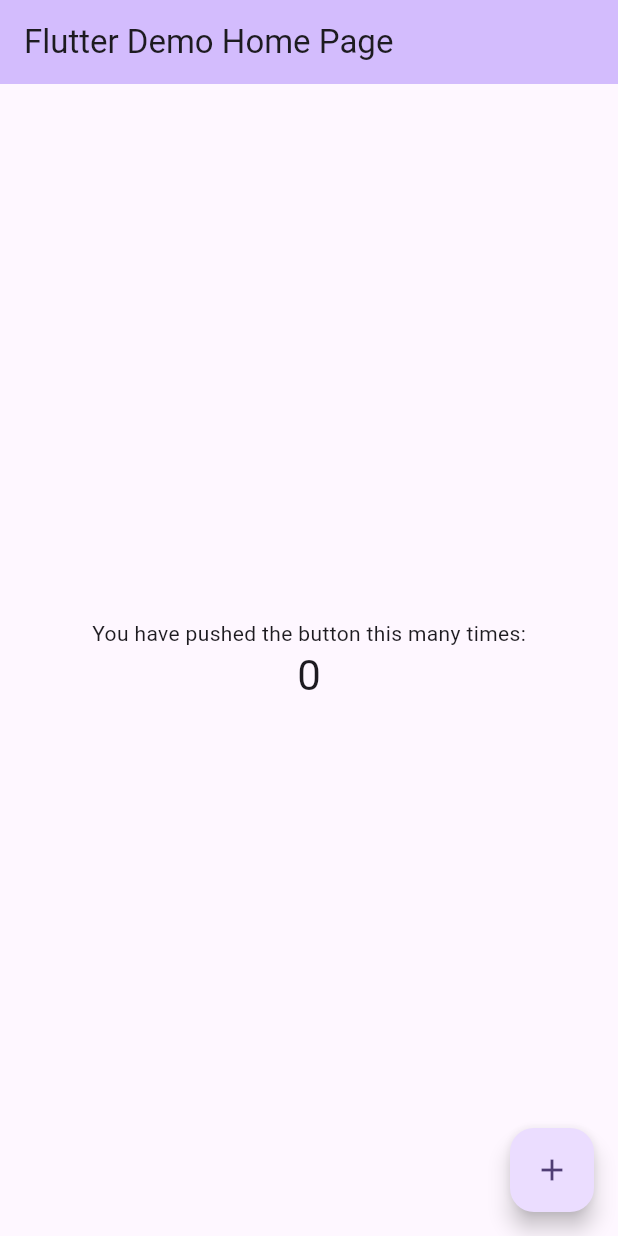
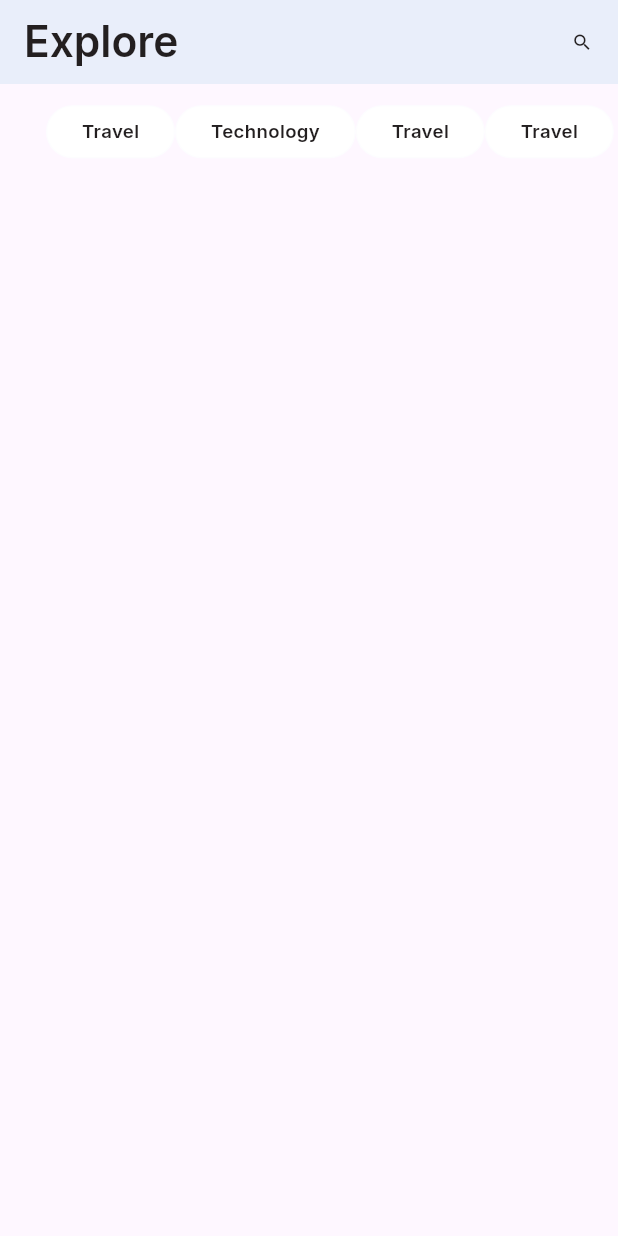
Before and after one commit to Elhaw2003/news-app-yassin, a Flutter app: the screen it shows after launch, on a phone screen of 412 x 824 dp. Run offline on Flutter 3.47's test engine with Material 3 defaults, Android fonts, the phone set to English and light mode, and no system bars; our stand-ins replace easy_localization, flutter_screenutil, go_router, google_fonts.

Commit message:
appbar and list horizontal view in home screen done

```diff
--- /dev/null
+++ b/lib/core/routing/app_routes.dart
@@ -0,0 +1,3 @@
+class AppRoutes{
+  static const String homeScreen = "/homeScreen";
+}
--- /dev/null
+++ b/lib/core/routing/router_generation_config.dart
@@ -0,0 +1,17 @@
+import 'package:go_router/go_router.dart';
+import 'package:news_app_yassin/core/routing/app_routes.dart';
+
+import '../../features/home/presentation/view/home_screen.dart';
+
+class RouterGenerationConfig{
+  static GoRouter routerGenerationConfig = GoRouter(
+    initialLocation: AppRoutes.homeScreen,
+      routes: [
+        GoRoute(
+            path: AppRoutes.homeScreen,
+            name: AppRoutes.homeScreen,
+            builder: (context, state) => const HomeScreen(),
+        ),
+      ]
+  );
+}
--- /dev/null
+++ b/lib/core/utilies/app_colors.dart
@@ -0,0 +1,11 @@
+import 'package:flutter/material.dart';
+
+class AppColors{
+  static const Color primaryColor = Color(0xff231F20);
+  static const Color lightBlueColor = Color(0xffE9EEFA);
+  static const Color white = Colors.white;
+  static const Color red = Colors.red;
+  static const Color grey = Color(0xff6D6265);
+  static const Color purple = Color(0xff0E0AB1);
+  static const Color borderTextFieldColor = Color(0xff577CD9);
+}
--- /dev/null
+++ b/lib/core/utilies/app_styles.dart
@@ -0,0 +1,33 @@
+import 'package:flutter/material.dart';
+import 'package:flutter_screenutil/flutter_screenutil.dart';
+import 'package:google_fonts/google_fonts.dart';
+
+import 'app_colors.dart';
+class AppTextStyles{
+  static  TextStyle categoryTextStyle = GoogleFonts.inter(
+     color: AppColors.primaryColor,
+    fontWeight: FontWeight.w600,
+    fontSize: 14.sp
+  );
+  static  TextStyle titleNewsTextStyle = GoogleFonts.inter(
+     color: AppColors.primaryColor,
+    fontWeight: FontWeight.w400,
+    fontSize: 18.sp
+  );
+  static  TextStyle primaryColorW600Size32 = GoogleFonts.inter(
+     color: AppColors.primaryColor,
+    fontWeight: FontWeight.w600,
+    fontSize: 32.sp
+  );
+  static  TextStyle cancelTextStyle = GoogleFonts.schibstedGrotesk
+  (
+     color: AppColors.purple,
+    fontWeight: FontWeight.w500,
+    fontSize: 14.sp
+  );
+  static  TextStyle primaryColorW600Size18 = GoogleFonts.inter(
+     color: AppColors.primaryColor,
+    fontWeight: FontWeight.w600,
+    fontSize: 18.sp
+  );
+}
--- /dev/null
+++ b/lib/features/home/data/models/category_model.dart
@@ -0,0 +1,4 @@
+class CategoryModel{
+  final String text;
+  CategoryModel({required this.text});
+}
--- /dev/null
+++ b/lib/features/home/presentation/view/home_screen.dart
@@ -0,0 +1,15 @@
+import 'package:flutter/material.dart';
+import 'package:news_app_yassin/features/home/presentation/view/widgets/home_app_bar.dart';
+import 'package:news_app_yassin/features/home/presentation/view/widgets/home_body.dart';
+class HomeScreen extends StatelessWidget {
+  const HomeScreen({super.key});
+  @override
+  Widget build(BuildContext context) {
+    return Scaffold(
+      appBar: AppBar(
+        flexibleSpace: const HomeAppBar(),
+      ),
+      body: const HomeBody(),
+    );
+  }
+}
--- /dev/null
+++ b/lib/features/home/presentation/view/widgets/category_view_widget.dart
@@ -0,0 +1,76 @@
+import 'package:easy_localization/easy_localization.dart';
+import 'package:flutter/material.dart';
+import 'package:flutter_screenutil/flutter_screenutil.dart';
+import 'package:news_app_yassin/core/utilies/app_colors.dart';
+import 'package:news_app_yassin/core/utilies/app_styles.dart';
+class CategoryViewWidget extends StatelessWidget {
+  const CategoryViewWidget({super.key});
+
+  @override
+  Widget build(BuildContext context) {
+    return SizedBox(
+      height: 40.h,
+      child: Padding(
+        padding: EdgeInsetsDirectional.only(start: 32.w),
+        child: ListView(
+          scrollDirection: Axis.horizontal,
+          physics: const BouncingScrollPhysics(),
+          children: [
+            Container(
+              padding: EdgeInsets.symmetric(horizontal: 24.w,vertical: 6.h),
+              alignment: Alignment.center,
+              decoration: BoxDecoration(
+                color: AppColors.white,
+                borderRadius: BorderRadius.circular(56.sp),
+                border: Border.all(color: AppColors.lightBlueColor.withOpacity(0.1),width: 1.sp),
+              ),
+              child: Text(
+                "travel".tr(),
+                style: AppTextStyles.categoryTextStyle,
+              ),
+            ),
+            Container(
+              padding: EdgeInsets.symmetric(horizontal: 24.w,vertical: 6.h),
+              alignment: Alignment.center,
+              decoration: BoxDecoration(
+                color: AppColors.white,
+                borderRadius: BorderRadius.circular(56.sp),
+                border: Border.all(color: AppColors.lightBlueColor.withOpacity(0.1),width: 1.sp),
+              ),
+              child: Text(
+                "technology".tr(),
+                style: AppTextStyles.categoryTextStyle,
+              ),
+            ),
+            Container(
+              padding: EdgeInsets.symmetric(horizontal: 24.w,vertical: 6.h),
+              alignment: Alignment.center,
+              decoration: BoxDecoration(
+                color: AppColors.white,
+                borderRadius: BorderRadius.circular(56.sp),
+                border: Border.all(color: AppColors.lightBlueColor.withOpacity(0.1),width: 1.sp),
+              ),
+              child: Text(
+                "travel".tr(),
+                style: AppTextStyles.categoryTextStyle,
+              ),
+            ),
+            Container(
+              padding: EdgeInsets.symmetric(horizontal: 24.w,vertical: 6.h),
+              alignment: Alignment.center,
+              decoration: BoxDecoration(
+                color: AppColors.white,
+                borderRadius: BorderRadius.circular(56.sp),
+                border: Border.all(color: AppColors.lightBlueColor.withOpacity(0.1),width: 1.sp),
+              ),
+              child: Text(
+                "travel".tr(),
+                style: AppTextStyles.categoryTextStyle,
+              ),
+            ),
+          ],
+        ),
+      ),
+    );
+  }
+}
--- /dev/null
+++ b/lib/features/home/presentation/view/widgets/home_app_bar.dart
@@ -0,0 +1,26 @@
+import 'package:easy_localization/easy_localization.dart';
+import 'package:flutter/material.dart';
+import 'package:flutter_screenutil/flutter_screenutil.dart';
+import 'package:news_app_yassin/core/utilies/app_colors.dart';
+import 'package:news_app_yassin/core/utilies/app_styles.dart';
+class HomeAppBar extends StatelessWidget {
+  const HomeAppBar({super.key});
+
+  @override
+  Widget build(BuildContext context) {
+    return AppBar(
+      backgroundColor: AppColors.lightBlueColor,
+      toolbarHeight: 120.h,
+      title: Text(
+        "explore".tr(),
+        style: AppTextStyles.primaryColorW600Size32,
+      ),
+      actions: [
+        IconButton(
+            onPressed: (){},
+            icon: Icon(Icons.search,size: 16.sp,color: AppColors.primaryColor,)
+        ),
+      ],
+    );
+  }
+}
--- /dev/null
+++ b/lib/features/home/presentation/view/widgets/home_body.dart
@@ -0,0 +1,17 @@
+import 'package:flutter/material.dart';
+import 'package:news_app_yassin/core/widgets/spacing_widget.dart';
+import 'package:news_app_yassin/features/home/presentation/view/widgets/category_view_widget.dart';
+
+class HomeBody extends StatelessWidget {
+  const HomeBody({super.key});
+
+  @override
+  Widget build(BuildContext context) {
+    return Column(
+      children: [
+       const HeightSpacing(height: 16),
+        CategoryViewWidget()
+      ],
+    );
+  }
+}
--- a/lib/main.dart
+++ b/lib/main.dart
@@ -1,127 +1,65 @@
+import 'package:easy_localization/easy_localization.dart';
 import 'package:flutter/material.dart';
+import 'package:flutter_screenutil/flutter_screenutil.dart';
+import 'package:news_app_yassin/core/routing/router_generation_config.dart';
+void main() async {
+  WidgetsFlutterBinding.ensureInitialized();
+  await EasyLocalization.ensureInitialized();
+  runApp(
+    EasyLocalization(
+        supportedLocales: const [Locale('en'), Locale('ar')],
+        path: 'assets/translations', // <-- change the path of the translation files
+        fallbackLocale: const Locale('en'),
+        startLocale: const Locale('en'),
+        child: const NewsAppYassin()
+    ),
+  );
+}
+class NewsAppYassin extends StatelessWidget {
+  const NewsAppYassin({super.key});
 
-void main() {
-  runApp(const MyApp());
-}
-
-class MyApp extends StatelessWidget {
-  const MyApp({super.key});
-
-  // This widget is the root of your application.
   @override
   Widget build(BuildContext context) {
-    return MaterialApp(
-      title: 'Flutter Demo',
-      theme: ThemeData(
-
-
-        // This is the theme of your application.
-        //
-        // TRY THIS: Try running your application with "flutter run". You'll see
-        // the application has a purple toolbar. Then, without quitting the app,
-        // try changing the seedColor in the colorScheme below to Colors.green
-        // and then invoke "hot reload" (save your changes or press the "hot
-        // reload" button in a Flutter-supported IDE, or press "r" if you used
-        // the command line to start the app).
-        //
-        // Notice that the counter didn't reset back to zero; the application
-        // state is not lost during the reload. To reset the state, use hot
-        // restart instead.
-        //
-        // This works for code too, not just values: Most code changes can be
-        // tested with just a hot reload.
-        colorScheme: ColorScheme.fromSeed(seedColor: Colors.deepPurple),
-        useMaterial3: true,
-      ),
-      home: const MyHomePage(title: 'Flutter Demo Home Page'),
+    return ScreenUtilInit(
+      designSize: const Size(430, 932),
+      minTextAdapt: true,
+      splitScreenMode: true,
+      builder: (context, child) {
+        return MaterialApp.router(
+          debugShowCheckedModeBanner: false,
+          localizationsDelegates: context.localizationDelegates,
+          supportedLocales: context.supportedLocales,
+          locale: context.locale,
+          routerConfig: RouterGenerationConfig.routerGenerationConfig,
+        );
+      },
     );
   }
 }
 
-class MyHomePage extends StatefulWidget {
-  const MyHomePage({super.key, required this.title});
-
-  // This widget is the home page of your application. It is stateful, meaning
-  // that it has a State object (defined below) that contains fields that affect
-  // how it looks.
-
-  // This class is the configuration for the state. It holds the values (in this
-  // case the title) provided by the parent (in this case the App widget) and
-  // used by the build method of the State. Fields in a Widget subclass are
-  // always marked "final".
-
-  final String title;
-
-  @override
-  State<MyHomePage> createState() => _MyHomePageState();
-}
-
-class _MyHomePageState extends State<MyHomePage> {
-  int _counter = 0;
-
-  void _incrementCounter() {
-    setState(() {
-      // This call to setState tells the Flutter framework that something has
-      // changed in this State, which causes it to rerun the build method below
-      // so that the display can reflect the updated values. If we changed
-      // _counter without calling setState(), then the build method would not be
-      // called again, and so nothing would appear to happen.
-      _counter++;
-    });
-  }
-
-  @override
-  Widget build(BuildContext context) {
-    // This method is rerun every time setState is called, for instance as done
-    // by the _incrementCounter method above.
-    //
-    // The Flutter framework has been optimized to make rerunning build methods
-    // fast, so that you can just rebuild anything that needs updating rather
-    // than having to individually change instances of widgets.
-    return Scaffold(
-      appBar: AppBar(
-        // TRY THIS: Try changing the color here to a specific color (to
-        // Colors.amber, perhaps?) and trigger a hot reload to see the AppBar
-        // change color while the other colors stay the same.
-        backgroundColor: Theme.of(context).colorScheme.inversePrimary,
-        // Here we take the value from the MyHomePage object that was created by
-        // the App.build method, and use it to set our appbar title.
-        title: Text(widget.title),
-      ),
-      body: Center(
-        // Center is a layout widget. It takes a single child and positions it
-        // in the middle of the parent.
-        child: Column(
-          // Column is also a layout widget. It takes a list of children and
-          // arranges them vertically. By default, it sizes itself to fit its
-          // children horizontally, and tries to be as tall as its parent.
-          //
-          // Column has various properties to control how it sizes itself and
-          // how it positions its children. Here we use mainAxisAlignment to
-          // center the children vertically; the main axis here is the vertical
-          // axis because Columns are vertical (the cross axis would be
-          // horizontal).
-          //
-          // TRY THIS: Invoke "debug painting" (choose the "Toggle Debug Paint"
-          // action in the IDE, or press "p" in the console), to see the
-          // wireframe for each widget.
-          mainAxisAlignment: MainAxisAlignment.center,
-          children: <Widget>[
-            const Text(
-              'You have pushed the button this many times:',
-            ),
-            Text(
-              '$_counter',
-              style: Theme.of(context).textTheme.headlineMedium,
-            ),
-          ],
-        ),
-      ),
-      floatingActionButton: FloatingActionButton(
-        onPressed: _incrementCounter,
-        tooltip: 'Increment',
-        child: const Icon(Icons.add),
-      ), // This trailing comma makes auto-formatting nicer for build methods.
-    );
-  }
-}
+// flutter pub run easy_localization:generate --source-dir ./assets/translations
+//flutter pub run easy_localization:generate --source-dir ./assets/translations -f keys -o locale_keys.g.dart
+//Scaffold(
+//             body: Center(
+//               child: Column(
+//                 mainAxisAlignment: MainAxisAlignment.center,
+//                 children: [
+//                   Text("current langauge: ${context.locale.languageCode}"),
+//                   Text(
+//                     LocaleKeys.Authentication_name.tr(),
+//                   ),
+//                   SizedBox(height: 20,),
+//                   Text(
+//                     LocaleKeys.Authentication_email.tr(),
+//                   ),
+//                   SizedBox(height: 300,),
+//                   Align(
+//                     alignment: Alignment.centerRight,
+//                     child: IconButton
+//                       (
+//                         onPressed: changeLanguage, icon: Icon(Icons.change_circle_outlined)),
+//                   )
+//                 ],
+//               ),
+//             ),
+//           )
```
Also changed, not shown: assets/translations/ar.json (added, +9 -0 lines), assets/translations/en.json (added, +9 -0 lines), lib/core/widgets/custom_text_field_widget.dart (added, +48 -0 lines), lib/core/widgets/loading_widget.dart (added, +14 -0 lines), lib/core/widgets/spacing_widget.dart (added, +25 -0 lines), pubspec.yaml (+6 -2 lines), pubspec.lock, 1 other file.
